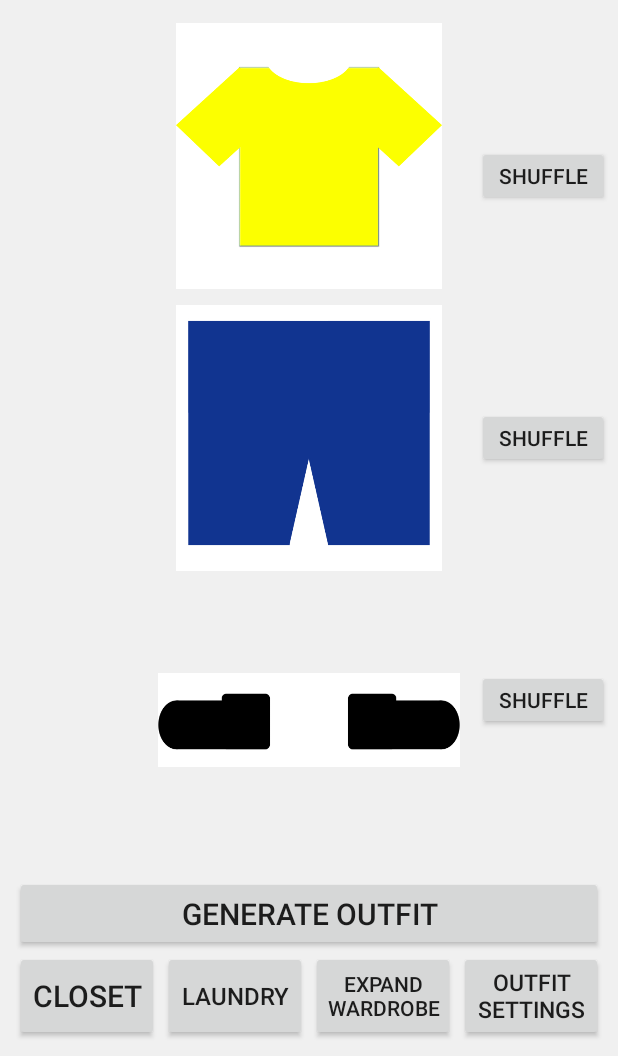
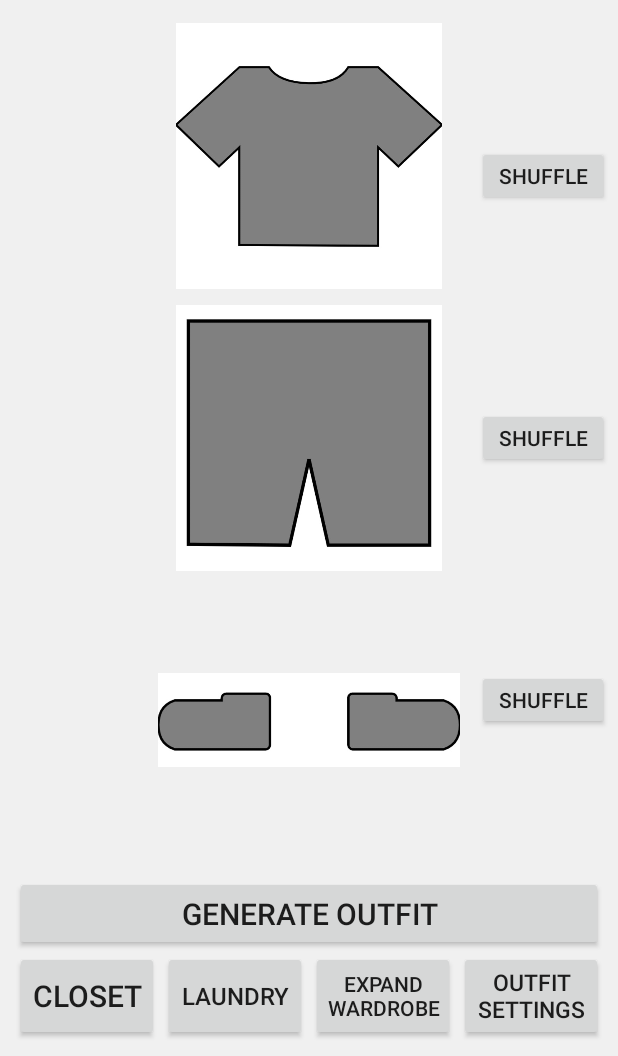
Before and after one commit to Ranger645/wardrobeManager, an Android app: the screen it shows after launch (StartActivity), on a phone screen of 412 x 824 dp, the part 180-1236 px from its top. Run offline under Robolectric (Android 15) with nearby library versions, the phone set to English and light mode, and no system bars.

Commit message:
I made the clothing type object classes and used them on the main screen by coding a method for each clothing type to generate a random clothing item from the closet ArrayList. I used this method for when the user clicks on the respective shuffle buttons.

```diff
--- a/app/src/main/java/com/android/wardrobeManager/ClothingItem.java
+++ b/app/src/main/java/com/android/wardrobeManager/ClothingItem.java
@@ -1,30 +1,33 @@
 package com.android.wardrobeManager;
 
-public class ClothingItem {
+public abstract class ClothingItem {
 
-    int color;
-    String clothingType;
+    private int color;
+    private static int idCount = 0;
+    private int ClothingItemId;
 
-    public ClothingItem(int color, String clothingType) {
+    public ClothingItem(int color) {
         this.color = color;
-        this.clothingType = clothingType;
+        this.ClothingItemId = idCount;
+        idCount++;
     }
 
-    public void SetColor(int color) {
+    public void setColor(int color) {
         this.color = color;
     }
 
-    public void SetClothingType(String clothingType) {
-        this.clothingType = clothingType;
-    }
-
-    public int GetColor() {
+    public int getColor() {
         return color;
     }
 
-    public String GetClothingType() {
-        return clothingType;
+    public static int getIdCount() {
+        return idCount;
     }
 
+    public int getId() {
+        return ClothingItemId;
+    }
+
+    public abstract Class getClothingType();
 
 }
--- a/app/src/main/java/com/android/wardrobeManager/StartActivity.java
+++ b/app/src/main/java/com/android/wardrobeManager/StartActivity.java
@@ -1,17 +1,43 @@
 package com.android.wardrobeManager;
 
 import android.content.Intent;
+import android.graphics.PorterDuff;
 import android.support.v7.app.AppCompatActivity;
 import android.os.Bundle;
 import android.view.View;
+import android.widget.ImageView;
+
+import com.android.wardrobeManager.clothing_classes.Shirt;
+import com.android.wardrobeManager.clothing_classes.Shoes;
+import com.android.wardrobeManager.clothing_classes.Shorts;
+
+import java.util.ArrayList;
 
 public class StartActivity extends AppCompatActivity {
+
+    ArrayList<ClothingItem> closetClothes;
+    Shirt displayShirt;
+    Shorts displayShorts;
+    Shoes displayShoes;
+
+    ImageView shirtImage;
+    ImageView shortsImage;
+    ImageView shoesImage;
 
     @Override
     protected void onCreate(Bundle savedInstanceState) {
         super.onCreate(savedInstanceState);
         setContentView(R.layout.activity_start);
 
+        closetClothes = new ArrayList<>();
+        initializingClosetClothes();
+        displayShirt = randomClosetShirt();
+        displayShorts = randomClosetShorts();
+        displayShoes = randomClosetShoes();
+
+        shirtImage = findViewById(R.id.shirtImage);
+        shortsImage = findViewById(R.id.shortsImage);
+        shoesImage = findViewById(R.id.shoesImage);
 
     }
 
@@ -23,4 +49,90 @@ public class StartActivity extends AppCompatActivity {
         startActivity(new Intent(StartActivity.this, ExpandClosetActivity.class));
     }
 
+    private void initializingClosetClothes() {
+        closetClothes.add(new Shirt(getResources().getColor(R.color.red)));
+        closetClothes.add(new Shirt(getResources().getColor(R.color.green)));
+        closetClothes.add(new Shoes(getResources().getColor(R.color.black)));
+        closetClothes.add(new Shorts(getResources().getColor(R.color.black)));
+        closetClothes.add(new Shorts(getResources().getColor(R.color.green)));
+        closetClothes.add(new Shoes(getResources().getColor(R.color.blue)));
+        closetClothes.add(new Shirt(getResources().getColor(R.color.pink)));
+        closetClothes.add(new Shirt(getResources().getColor(R.color.blue)));
+        closetClothes.add(new Shirt(getResources().getColor(R.color.blue)));
+        closetClothes.add(new Shirt(getResources().getColor(R.color.brown)));
+
+    }
+
+    public void shuffleShirt(View view) {
+        displayShirt = randomClosetShirt();
+        updateColors();
+    }
+
+    public Shirt randomClosetShirt() {
+        ArrayList<Shirt> shirts = new ArrayList<Shirt>();
+
+        for (int i = 0; i < closetClothes.size(); i++) {
+            if (closetClothes.get(i) instanceof Shirt) {
+                shirts.add((Shirt) closetClothes.get(i));
+            }
+        }
+
+        if (shirts.size() > 0) {
+            return shirts.get((int) (Math.random() * shirts.size()));
+        }
+
+        return null;
+    }
+
+    public void shuffleShorts(View view) {
+        displayShorts = randomClosetShorts();
+        updateColors();
+    }
+
+    public Shorts randomClosetShorts() {
+        ArrayList<Shorts> shorts = new ArrayList<Shorts>();
+
+        for (int i = 0; i < closetClothes.size(); i++) {
+            if (closetClothes.get(i) instanceof Shorts) {
+                shorts.add((Shorts) closetClothes.get(i));
+            }
+        }
+
+        if (shorts.size() > 0) {
+            return shorts.get((int) (Math.random() * shorts.size()));
+        }
+
+        return null;
+    }
+
+    public void shuffleShoes(View view) {
+        displayShoes = randomClosetShoes();
+        updateColors();
+    }
+
+    public Shoes randomClosetShoes() {
+        ArrayList<Shoes> shoes = new ArrayList<Shoes>();
+
+        for (int i = 0; i < closetClothes.size(); i++) {
+            if (closetClothes.get(i) instanceof Shoes) {
+                shoes.add((Shoes) closetClothes.get(i));
+            }
+        }
+
+        if (shoes.size() > 0) {
+            return shoes.get((int) (Math.random() * shoes.size()));
+        }
+
+        return null;
+    }
+
+
+    public void updateColors() {
+
+        shirtImage.setColorFilter(displayShirt.getColor(), PorterDuff.Mode.OVERLAY);
+        shortsImage.setColorFilter(displayShorts.getColor(), PorterDuff.Mode.OVERLAY);
+        shoesImage.setColorFilter(displayShoes.getColor(), PorterDuff.Mode.OVERLAY);
+
+    }
+
 }
--- /dev/null
+++ b/app/src/main/java/com/android/wardrobeManager/clothing_classes/Shirt.java
@@ -0,0 +1,14 @@
+package com.android.wardrobeManager.clothing_classes;
+
+import com.android.wardrobeManager.ClothingItem;
+
+public class Shirt extends ClothingItem {
+    public Shirt(int color) {
+        super(color);
+    }
+
+    @Override
+    public Class getClothingType() {
+        return Shirt.class;
+    }
+}
--- /dev/null
+++ b/app/src/main/java/com/android/wardrobeManager/clothing_classes/Shoes.java
@@ -0,0 +1,17 @@
+package com.android.wardrobeManager.clothing_classes;
+
+import com.android.wardrobeManager.ClothingItem;
+
+public class Shoes extends ClothingItem {
+
+
+    public Shoes(int color) {
+        super(color);
+    }
+
+
+    @Override
+    public Class getClothingType() {
+        return Shoes.class;
+    }
+}
--- /dev/null
+++ b/app/src/main/java/com/android/wardrobeManager/clothing_classes/Shorts.java
@@ -0,0 +1,14 @@
+package com.android.wardrobeManager.clothing_classes;
+
+import com.android.wardrobeManager.ClothingItem;
+
+public class Shorts extends ClothingItem {
+    public Shorts(int color) {
+        super(color);
+    }
+
+    @Override
+    public Class getClothingType() {
+        return Shorts.class;
+    }
+}
--- a/app/src/main/res/layout/activity_start.xml
+++ b/app/src/main/res/layout/activity_start.xml
@@ -15,6 +15,7 @@
         android:layout_marginStart="10dp"
         android:layout_marginEnd="10dp"
         android:layout_weight="1"
+        android:onClick="shuffleShoes"
         android:paddingStart="0dp"
         android:paddingEnd="0dp"
         android:text="@string/shuffle"
@@ -32,6 +33,7 @@
         android:layout_marginStart="10dp"
         android:layout_marginEnd="10dp"
         android:layout_weight="1"
+        android:onClick="shuffleShorts"
         android:paddingStart="0dp"
         android:paddingEnd="0dp"
         android:text="@string/shuffle"
@@ -48,6 +50,7 @@
         android:layout_marginStart="10dp"
         android:layout_marginEnd="10dp"
         android:layout_weight="1"
+        android:onClick="shuffleShirt"
         android:paddingStart="0dp"
         android:paddingEnd="0dp"
         android:text="@string/shuffle"
@@ -72,71 +75,44 @@
         app:layout_constraintStart_toStartOf="parent"
         app:layout_constraintTop_toBottomOf="@+id/title">
 
-        <LinearLayout
+        <ImageView
+            android:id="@+id/shirtImage"
             android:layout_width="match_parent"
-            android:layout_height="100dp"
-            android:layout_weight="1"
-            android:orientation="horizontal"
-            android:weightSum="5">
-
-            <ImageView
-                android:id="@+id/imageView2"
-                android:layout_width="wrap_content"
             android:layout_height="match_parent"
             android:layout_marginStart="5dp"
             android:layout_marginTop="5dp"
             android:layout_marginEnd="5dp"
             android:layout_marginBottom="5dp"
-                android:layout_weight="4"
+            android:layout_weight="1"
             android:contentDescription="@string/todo"
             android:textAlignment="center"
-                app:srcCompat="@drawable/shirt" />
-
-        </LinearLayout>
-
-        <LinearLayout
-            android:layout_width="match_parent"
-            android:layout_height="100dp"
-            android:layout_weight="1"
-            android:orientation="horizontal"
-            android:weightSum="5">
+            app:srcCompat="@drawable/gray_shirt" />
 
         <ImageView
-                android:id="@+id/imageView3"
-                android:layout_width="wrap_content"
+            android:id="@+id/shortsImage"
+            android:layout_width="match_parent"
             android:layout_height="match_parent"
             android:layout_marginStart="5dp"
             android:layout_marginTop="5dp"
             android:layout_marginEnd="5dp"
             android:layout_marginBottom="5dp"
-                android:layout_weight="4"
+            android:layout_weight="1"
             android:contentDescription="@string/todo"
             android:textAlignment="center"
-                app:srcCompat="@drawable/shorts" />
-
-        </LinearLayout>
-
-        <LinearLayout
-            android:layout_width="match_parent"
-            android:layout_height="100dp"
-            android:layout_weight="1"
-            android:orientation="horizontal"
-            android:weightSum="5">
+            app:srcCompat="@drawable/gray_shorts" />
 
         <ImageView
-                android:id="@+id/imageView4"
-                android:layout_width="wrap_content"
-                android:layout_height="wrap_content"
+            android:id="@+id/shoesImage"
+            android:layout_width="match_parent"
+            android:layout_height="match_parent"
             android:layout_marginStart="5dp"
             android:layout_marginTop="5dp"
             android:layout_marginEnd="5dp"
             android:layout_marginBottom="5dp"
-                android:layout_weight="4"
+            android:layout_weight="1"
             android:contentDescription="@string/todo"
             android:textAlignment="center"
-                app:srcCompat="@drawable/shoes" />
-
-        </LinearLayout>
+            app:srcCompat="@drawable/gray_shoes" />
 
     </LinearLayout>
 
```
Lines whose indentation alone changed are shown as unchanged.
